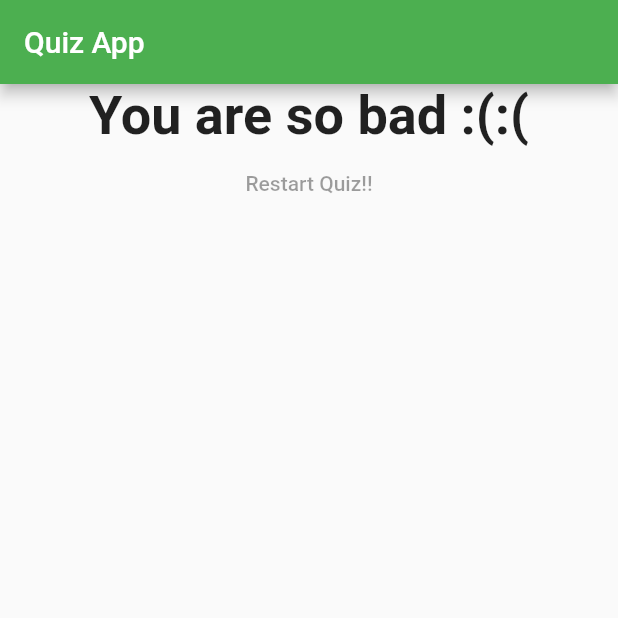
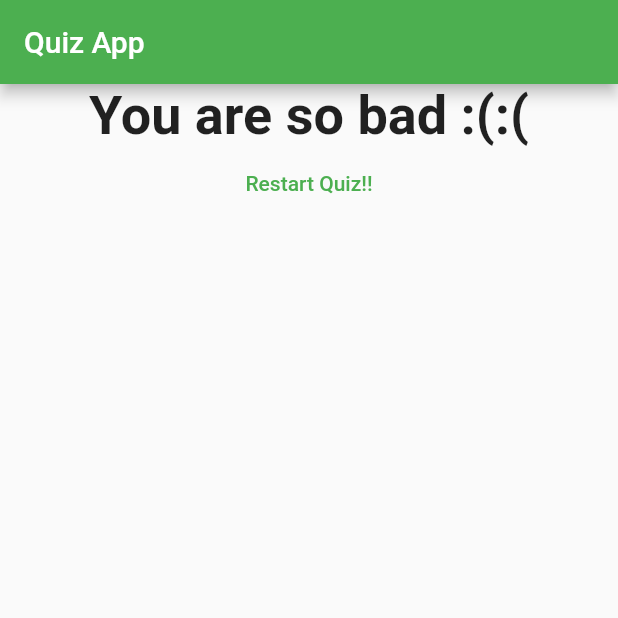
Before and after one commit to aashirsaroya/Quiz-App, a Flutter app: the screen it shows after launch, after a tap on "Black", after a tap on "Cat", after a tap on "The Godfather", on a phone screen of 412 x 824 dp, the top half of it. Run offline on Flutter 3.47's test engine with Material 2 defaults, Android fonts, the phone set to English and light mode, and no system bars.

Commit message:
Added restart quiz button and a few styling changes

```diff
--- a/quiz/lib/main.dart
+++ b/quiz/lib/main.dart
@@ -16,7 +16,7 @@ class _MyAppState extends State
 {
   var questions = [
     {'questionText':'What\'s your favourite colour?',
-      'answer': [{'text':'Black','score':10},{'text':'Red','score':4},{'text':'White','score':'2'},
+      'answer': [{'text':'Black','score':10},{'text':'Red','score':4},{'text':'White','score':1},
         {'text':'Green','score':6}]
     },
     {'questionText':'Whats\'s your favourite animal?',
@@ -52,7 +52,7 @@ class _MyAppState extends State
       appBar: AppBar(title:Text('Quiz App') ,backgroundColor: Colors.green,),
       body: questionindex < questions.length ?
       Quiz(answerQuestion: answerQuestion,questionIndex: questionindex,questions: questions,)
-      : Result(totalscore),
+      : Result(totalscore,restartQuiz),
     )
     );
   }
--- a/quiz/lib/result.dart
+++ b/quiz/lib/result.dart
@@ -1,11 +1,12 @@
 import 'package:flutter/material.dart';
 class Result extends StatelessWidget {
   final int resultscore;
-  Result(this.resultscore);
+  final Function resetHandler;
+  Result(this.resultscore,this.resetHandler);
   String get resultPhrase
   {
     var resultText = 'You did it!!';
-    if(resultscore <= 8)
+    if(resultscore <= 10)
       resultText = 'You are awesome and innocent:):):)';
     else if(resultscore <= 12)
       resultText = 'Preety Likeable :)';
@@ -26,7 +27,8 @@ class Result extends StatelessWidget {
             style:TextStyle(fontSize: 36,fontWeight: FontWeight.bold) ,
             textAlign: TextAlign.center,
           ),
-          FlatButton(child: Text('Restart Quiz!!'),onPressed: ,)
+          FlatButton(child: Text('Restart Quiz!!'),onPressed:resetHandler,
+          textColor: Colors.green,)
         ],
       ),
     );
```
